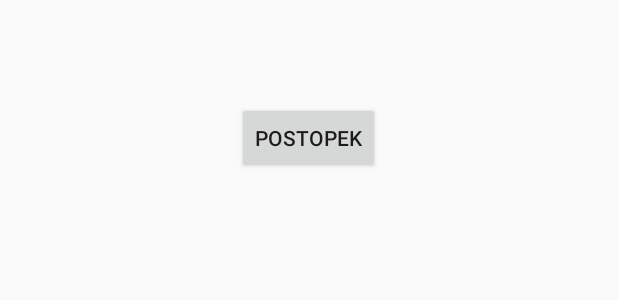
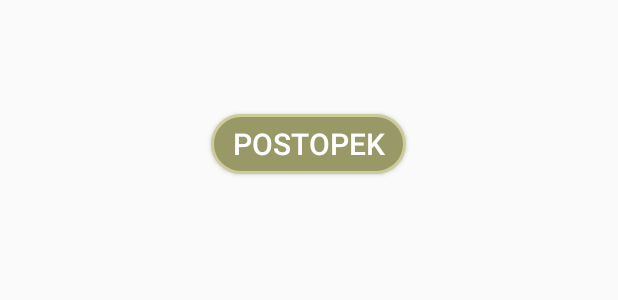
Before and after one commit to Cerozz/Skavt, an Android app: the layout activity_element.xml on its own in the app's theme, with its tools: preview values and no code run, on a phone screen of 412 x 824 dp. Shown: the top 300 px of the screen. Run offline under Robolectric (Android 15) with nearby library versions, the phone set to English and light mode, and no system bars.

Commit message:
naredil custom gumbe v aplikaciji(svetilka, izkušnje, postopek...), urejen prikaz na večih straneh, viewpager optimizacija(ni še dokončno, brez texta)

```diff
--- a/app/src/main/AndroidManifest.xml
+++ b/app/src/main/AndroidManifest.xml
@@ -66,8 +66,7 @@
         <activity
             android:name=".Postopek"
             android:screenOrientation="landscape"
-            android:theme="@style/Theme.AppCompat.NoActionBar"
-            ></activity>
+            android:theme="@style/Theme.AppCompat.NoActionBar"></activity>
     </application>
 
 </manifest>
--- a/app/src/main/java/com/example/zoki/skavt/AdapterSwipe.java
+++ b/app/src/main/java/com/example/zoki/skavt/AdapterSwipe.java
@@ -11,7 +11,7 @@ import android.widget.LinearLayout;
 
 public class AdapterSwipe extends PagerAdapter {
 
-    private int[] image_resource = {R.drawable.osmica1,R.drawable.osmica2,R.drawable.osmica3,R.drawable.osmica4,R.drawable.osmica5};
+    private int[] image_resource = {R.drawable.osmica1, R.drawable.osmica2, R.drawable.osmica3, R.drawable.osmica4, R.drawable.osmica5};
     private Context cot;
     private LayoutInflater layinf;
 
--- a/app/src/main/java/com/example/zoki/skavt/Adapter_contentmenu.java
+++ b/app/src/main/java/com/example/zoki/skavt/Adapter_contentmenu.java
@@ -27,8 +27,8 @@ public class Adapter_contentmenu extends ArrayAdapter<Vsebina> {
         Vsebina vsebina = vsebina_list.get(position);
 
         TextView text = (TextView) customView.findViewById(R.id.textView);
-        if (vsebina.ime.length() > 10){
-            text.setTextSize(TypedValue.COMPLEX_UNIT_DIP,20);
+        if (vsebina.ime.length() > 10) {
+            text.setTextSize(TypedValue.COMPLEX_UNIT_DIP, 20);
         }
 
         TextView difficulty = (TextView) customView.findViewById(R.id.tvDifficulty);
--- a/app/src/main/java/com/example/zoki/skavt/Element.java
+++ b/app/src/main/java/com/example/zoki/skavt/Element.java
@@ -20,7 +20,7 @@ public class Element extends AppCompatActivity {
         setTitle(vsebina.ime);
         Button button = (Button) findViewById(R.id.button2);
         button.setVisibility(View.GONE);
-        if(vsebina.ime.equals("Osmica") ||vsebina.ime.equals("Ambulantni") ||vsebina.ime.equals("Bičev") ||vsebina.ime.equals("Podaljševalni") ||vsebina.ime.equals("Prusikov")){
+        if (vsebina.ime.equals("Osmica") || vsebina.ime.equals("Ambulantni") || vsebina.ime.equals("Bičev") || vsebina.ime.equals("Podaljševalni") || vsebina.ime.equals("Prusikov")) {
             button.setVisibility(View.VISIBLE);
         }
         if (vsebina.uporaba != null) {
--- /dev/null
+++ b/app/src/main/res/drawable/button.xml
@@ -0,0 +1,17 @@
+<?xml version="1.0" encoding="utf-8"?>
+<shape xmlns:android="http://schemas.android.com/apk/res/android"
+    android:shape="rectangle">
+    <corners android:radius="20dp" />
+    <solid android:color="#999967" />
+    <padding
+        android:bottom="0dp"
+        android:left="0dp"
+        android:right="0dp"
+        android:top="0dp" />
+    <size
+        android:width="270dp"
+        android:height="60dp" />
+    <stroke
+        android:width="2dp"
+        android:color="#CCCC9A" />
+</shape>
--- a/app/src/main/res/layout/activity_about.xml
+++ b/app/src/main/res/layout/activity_about.xml
@@ -54,8 +54,8 @@
         android:id="@+id/textView10"
         android:layout_width="match_parent"
         android:layout_height="80dp"
+        android:layout_alignParentBottom="true"
+        android:layout_alignParentStart="true"
         android:text="Icons made by user Freepik on www.flaticon.com, which is licensed under Creative Commons BY 3.0\nhttp://nova-gorica1.skavt.net/ng/sk_prirocnik_Korak_s_skavtom/sk%20prirocnik%20Korak%20s%20skavtom.htm\nhttp://www.gore-ljudje.net/novosti/106189/\nhttp://zvn.skavt.net/naravni-bivak-za-eno-osebo-optimist\n"
-        android:textSize="8dp"
-        android:layout_alignParentBottom="true"
-        android:layout_alignParentStart="true" />
+        android:textSize="8dp" />
 </RelativeLayout>
--- a/app/src/main/res/layout/activity_element.xml
+++ b/app/src/main/res/layout/activity_element.xml
@@ -7,7 +7,7 @@
 
     <ImageView
         android:id="@+id/ivSlika"
-        android:layout_width="wrap_content"
+        android:layout_width="match_parent"
         android:layout_height="wrap_content"
         android:layout_gravity="center_horizontal" />
 
@@ -15,9 +15,11 @@
         android:id="@+id/tvElementDifficulty"
         android:layout_width="wrap_content"
         android:layout_height="wrap_content"
+        android:layout_gravity="center_horizontal"
         android:paddingTop="10dp"
-        android:layout_gravity="center_horizontal"
-        android:textAppearance="?android:attr/textAppearanceSmall" />
+        android:textSize="20dp"
+        android:textStyle="bold" />
+
 
     <TextView
         android:id="@+id/tvOpis"
@@ -31,16 +33,20 @@
         android:id="@+id/tvUporaba"
         android:layout_width="wrap_content"
         android:layout_height="wrap_content"
+        android:layout_gravity="center_horizontal"
         android:paddingLeft="15dp"
         android:paddingRight="15dp"
-        android:layout_gravity="center_horizontal"
         android:textAppearance="?android:attr/textAppearanceSmall" />
 
     <Button
         android:id="@+id/button2"
-        android:layout_width="wrap_content"
-        android:layout_height="wrap_content"
+        android:layout_width="130dp"
+        android:layout_height="40dp"
         android:layout_gravity="center_horizontal"
-        android:text="POSTOPEK" />
+        android:background="@drawable/button"
+        android:shadowColor="#FFFFFF"
+        android:text="POSTOPEK"
+        android:textColor="#FFFFFF"
+        android:textSize="20dp" />
 
 </LinearLayout>
--- a/app/src/main/res/layout/activity_flashlight.xml
+++ b/app/src/main/res/layout/activity_flashlight.xml
@@ -30,10 +30,13 @@
         android:layout_height="wrap_content"
         android:layout_alignEnd="@+id/toggle"
         android:layout_alignStart="@+id/toggle"
+        android:background="@drawable/button"
         android:layout_below="@+id/toggle"
         android:layout_marginTop="69dp"
         android:text="SOS"
-        android:textSize="22sp"
+        android:textSize="24dp"
+        android:textColor="#FFFFFF"
         android:textStyle="bold" />
 
+
 </RelativeLayout>
--- a/app/src/main/res/layout/row.xml
+++ b/app/src/main/res/layout/row.xml
@@ -49,9 +49,9 @@
             android:paddingLeft="130dp"
             android:paddingTop="70dp"
             android:text=""
-            android:textStyle="bold"
             android:textAppearance="?android:attr/textAppearanceSmall"
-            android:textColor="#000000" />
+            android:textColor="#000000"
+            android:textStyle="bold" />
 
     </FrameLayout>
 
```
Also changed, not shown: app/src/main/java/com/example/zoki/skavt/Experiences/ExperienceCreate.java (+16 -16 lines), app/src/main/java/com/example/zoki/skavt/Experiences/ExperienceLogin.java (+16 -16 lines), app/src/main/java/com/example/zoki/skavt/Experiences/ExperienceMain.java (+15 -16 lines), app/src/main/java/com/example/zoki/skavt/Experiences/ExperienceRegister.java (+16 -16 lines), app/src/main/res/drawable/button_izkusnja.xml (added, +17 -0 lines), app/src/main/res/layout/activity_experience_details.xml (+11 -1 lines), app/src/main/res/layout/activity_experience_login.xml (+11 -3 lines), app/src/main/res/layout/activity_experience_main.xml (+8 -2 lines).
